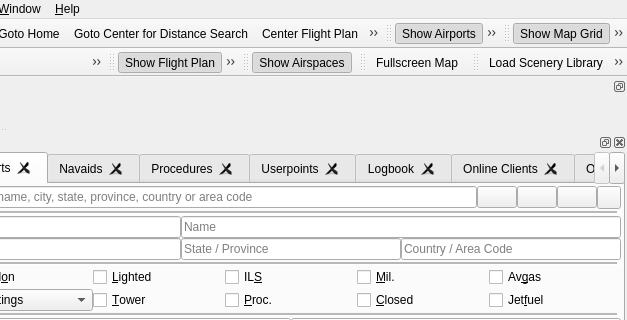
Before: the Qt Designer form src/gui/mainwindow.ui in albar965/littlenavmap, drawn with Qt 5; both pictures show x 634 to 1261 and y 0 to 320 of the 1261 by 882 pixel window.
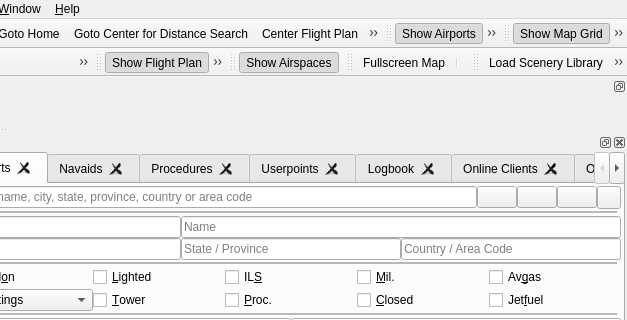
After: the same form once the commit is applied. Icons and pictures are not drawn.

Commit message: Changed dock window menu items and tool buttons to have same order as docks

Patch:
```diff
--- a/src/gui/mainwindow.ui
+++ b/src/gui/mainwindow.ui
@@ -6496,6 +6496,7 @@
     <bool>false</bool>
    </attribute>
    <addaction name="actionShowFullscreenMap"/>
+   <addaction name="separator"/>
   </widget>
   <widget class="QToolBar" name="toolBarTools">
    <property name="windowTitle">
```
The commit also changes 1 other file.
